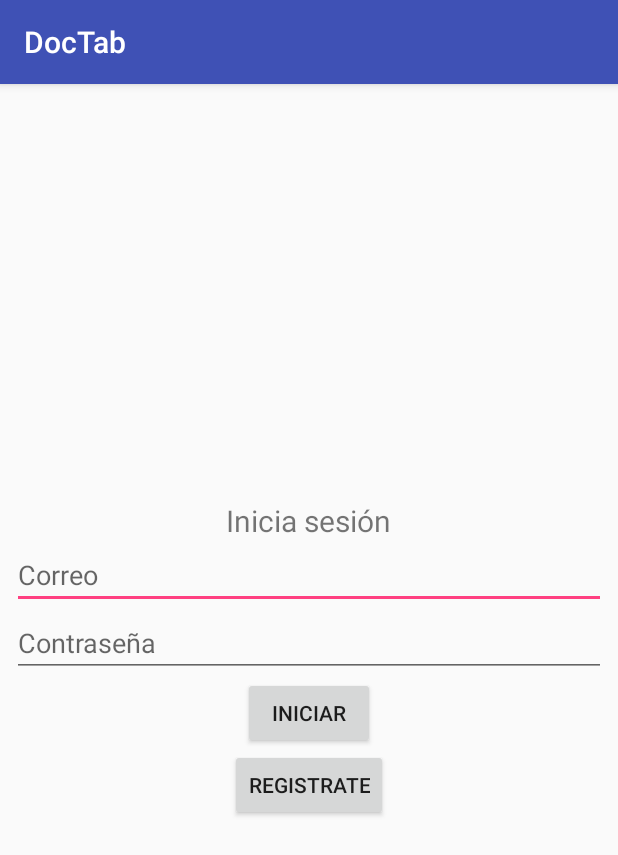
After one commit to 4thelife/DocTab, an Android app: the LoginActivity screen opened directly, with no data from a screen before it, on a phone screen of 412 x 824 dp. The commit adds this screen. Shown: the top 855 px of the screen. Run offline under Robolectric (Android 15) with nearby library versions, the phone set to English and light mode, and no system bars.

Commit message:
android comenzado
volviendo a empezar

```diff
--- a/app/build.gradle
+++ b/app/build.gradle
@@ -25,4 +25,9 @@ dependencies {
     testImplementation 'junit:junit:4.12'
     androidTestImplementation 'com.android.support.test:runner:1.0.1'
     androidTestImplementation 'com.android.support.test.espresso:espresso-core:3.0.1'
+
+    compile 'com.google.firebase:firebase-core:11.0.4'
+    compile 'com.google.firebase:firebase-database:11.0.4'
+    compile 'com.google.firebase:firebase-auth:11.0.4'
 }
+apply plugin: 'com.google.gms.google-services'
--- a/app/src/main/AndroidManifest.xml
+++ b/app/src/main/AndroidManifest.xml
@@ -16,6 +16,7 @@
                 <category android:name="android.intent.category.LAUNCHER" />
             </intent-filter>
         </activity>
+        <activity android:name=".LoginActivity"></activity>
     </application>
 
 </manifest>
--- /dev/null
+++ b/app/src/main/java/com/example/antonio/doctab/LoginActivity.java
@@ -0,0 +1,21 @@
+package com.example.antonio.doctab;
+
+import android.support.v7.app.AppCompatActivity;
+import android.os.Bundle;
+import android.text.Editable;
+import android.widget.EditText;
+
+public class LoginActivity extends AppCompatActivity {
+    EditText correo;
+    EditText contra;
+
+
+    @Override
+    protected void onCreate(Bundle savedInstanceState) {
+        super.onCreate(savedInstanceState);
+        setContentView(R.layout.activity_login);
+        correo = (EditText)findViewById(R.id.edcorreo);
+        contra = (EditText)findViewById(R.id.edcontra);
+    }
+
+}
--- /dev/null
+++ b/app/src/main/res/layout/activity_login.xml
@@ -0,0 +1,53 @@
+<?xml version="1.0" encoding="utf-8"?>
+<android.support.constraint.ConstraintLayout xmlns:android="http://schemas.android.com/apk/res/android"
+    xmlns:app="http://schemas.android.com/apk/res-auto"
+    xmlns:tools="http://schemas.android.com/tools"
+    android:layout_width="match_parent"
+    android:layout_height="match_parent"
+    tools:context="com.example.antonio.doctab.LoginActivity">
+
+    <LinearLayout
+        android:layout_width="match_parent"
+        android:layout_height="wrap_content"
+        android:layout_marginBottom="8dp"
+        android:layout_marginEnd="8dp"
+        android:layout_marginStart="8dp"
+        android:layout_marginTop="8dp"
+        android:gravity="center"
+        android:orientation="vertical"
+        app:layout_constraintBottom_toBottomOf="parent"
+        app:layout_constraintEnd_toEndOf="parent"
+        app:layout_constraintStart_toStartOf="parent"
+        app:layout_constraintTop_toTopOf="parent">
+
+        <TextView
+            android:layout_width="wrap_content"
+            android:layout_height="wrap_content"
+            android:text="Inicia sesión"
+            android:textSize="20dp" />
+
+        <EditText
+            android:id="@+id/edcorreo"
+            android:layout_width="match_parent"
+            android:layout_height="wrap_content"
+            android:hint="Correo" />
+
+        <EditText
+            android:id="@+id/edcontra"
+            android:layout_width="match_parent"
+            android:layout_height="wrap_content"
+            android:hint="Contraseña" />
+
+        <Button
+            android:id="@+id/btniniciar"
+            android:layout_width="wrap_content"
+            android:layout_height="wrap_content"
+            android:text="Iniciar" />
+
+        <Button
+            android:id="@+id/btnregistrar"
+            android:layout_width="wrap_content"
+            android:layout_height="wrap_content"
+            android:text="Registrate" />
+    </LinearLayout>
+</android.support.constraint.ConstraintLayout>
--- a/build.gradle
+++ b/build.gradle
@@ -8,6 +8,7 @@ buildscript {
     }
     dependencies {
         classpath 'com.android.tools.build:gradle:3.0.1'
+        classpath 'com.google.gms:google-services:3.1.0'
 
 
         // NOTE: Do not place your application dependencies here; they belong
```
Also changed, not shown: app/src/main/java/com/example/antonio/doctab/MainActivity.java (+37 -0 lines), app/src/main/res/layout/activity_main.xml (+5 -11 lines), 1 other file.
